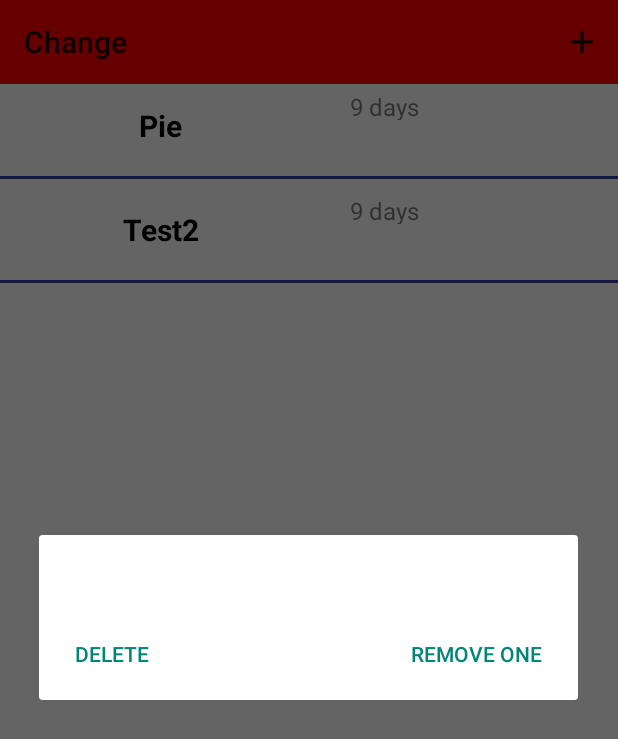
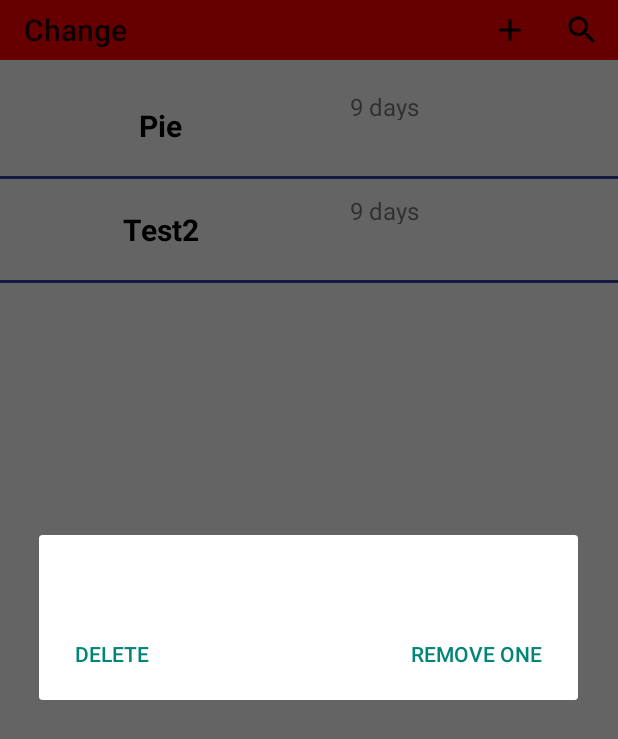
Before and after one commit to LiamLiden/ShelfR, an Android app: the screen it shows after launch (MainActivity), after a tap on an icon or button, on a phone screen of 412 x 824 dp. Shown: the top 739 px of the screen. Run offline under Robolectric (Android 15) with nearby library versions, the phone set to English and light mode, and no system bars.

Commit message:
add button to go search activity

```diff
--- a/app/src/main/java/com/example/leeseoye/shelfr/MainActivity.java
+++ b/app/src/main/java/com/example/leeseoye/shelfr/MainActivity.java
@@ -90,10 +90,8 @@ public class MainActivity extends AppCompatActivity implements AddDialog.NoticeD
                         return true;
 
                     case R.id.action_search:
-                        //Intent intent = new Intent(MainActivity.this, TestActivity.class);
-                        // startActivity(intent);
-                        // User chose the "Favorite" action, mark the current item
-                        // as a favorite...
+                        Intent intent = new Intent (MainActivity.this, SearchableActivity.class);
+                        startActivity(intent);
                         return true;
 
                     default:
--- a/app/src/main/res/layout/activity_main.xml
+++ b/app/src/main/res/layout/activity_main.xml
@@ -10,8 +10,8 @@
     <android.support.v7.widget.Toolbar
         android:id="@+id/my_toolbar"
         android:layout_width="match_parent"
-        android:layout_height="?attr/actionBarSize"
-        android:background="?attr/colorPrimary"
+        android:layout_height="40dp"
+        android:background="@color/colorPrimary"
         android:theme="@style/ThemeOverlay.AppCompat.ActionBar"
         app:popupTheme="@style/ThemeOverlay.AppCompat.Light"/>
 
--- a/app/src/main/res/menu/add_button.xml
+++ b/app/src/main/res/menu/add_button.xml
@@ -8,12 +8,14 @@
         android:icon="@drawable/ic_add_black_24dp"
         android:title="@string/action_favorite"
         app:showAsAction="always"/>
-    <itemic_search_black_24dp.xml
+    <item
         android:id = "@+id/action_search"
         android:icon ="@drawable/ic_search_black_24dp"
         android:title = "@string/action_search"
         app:showAsAction="always"/>
 
+
+
     <!-- Settings, should always be in the overflow -->
 
 </menu>
```
